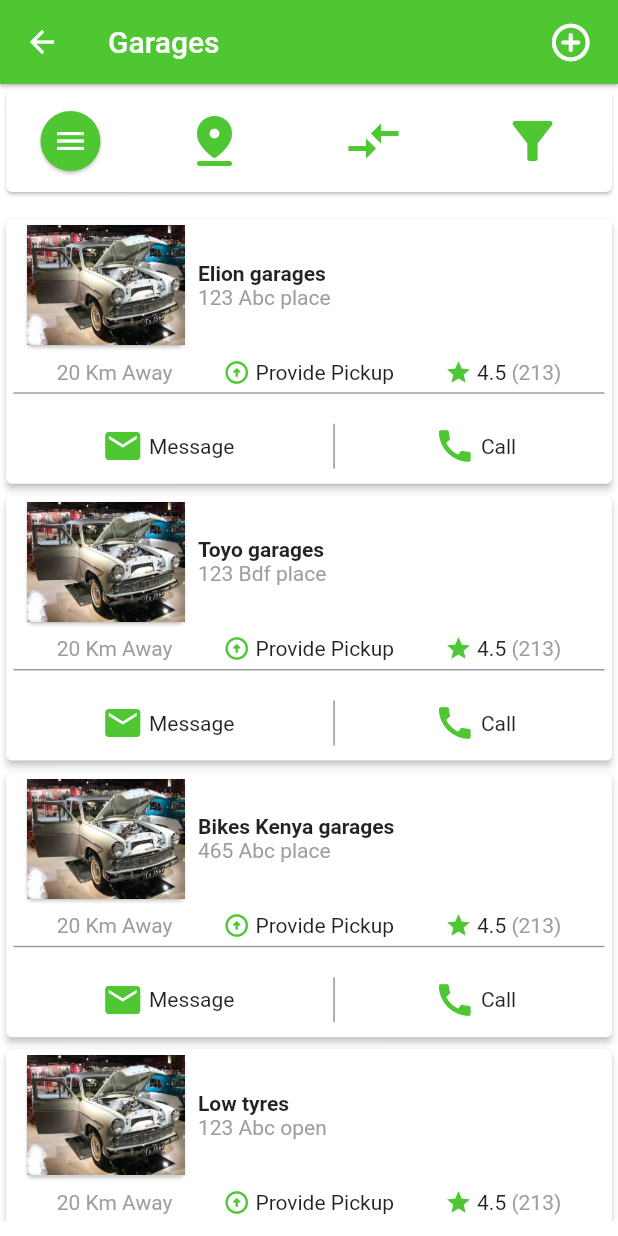
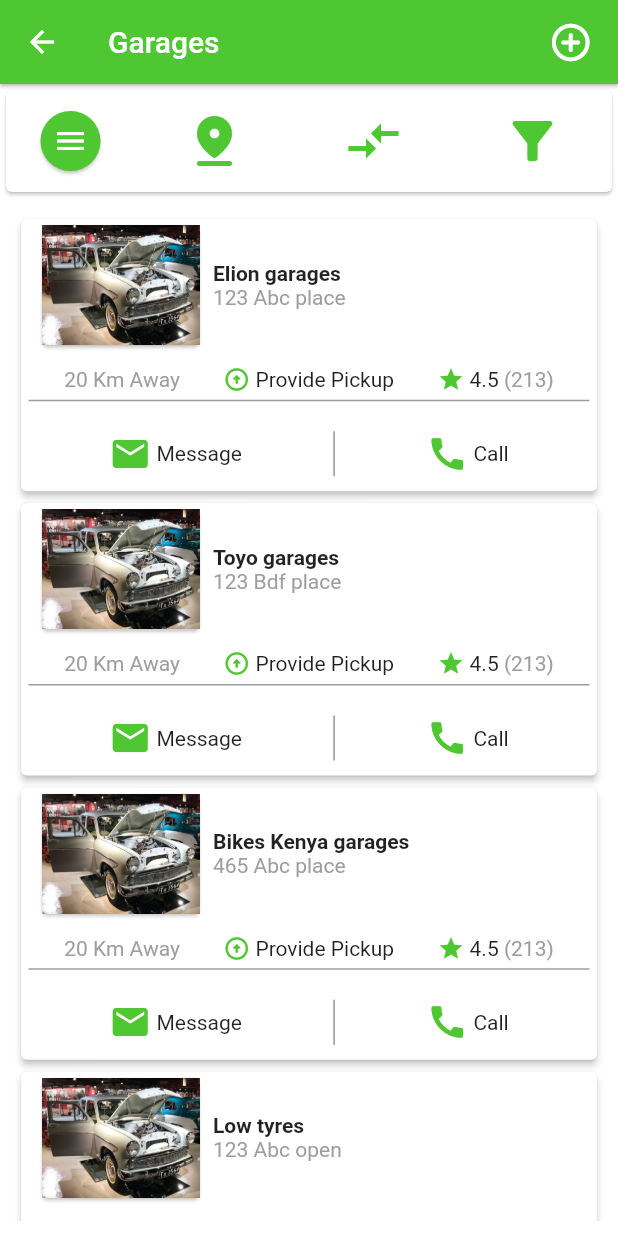
Before and after one commit to iZeroKim/Uado, a Flutter app: the GarageList screen opened directly, on a phone screen of 412 x 824 dp. Run offline on Flutter 3.47's test engine with Material 2 defaults, Android fonts, the phone set to English and light mode, and no system bars; our stand-ins replace flutter_datetime_picker, getwidget, image_picker.

Commit message:
Add padding to garage list listItems

```diff
--- a/lib/main.dart
+++ b/lib/main.dart
@@ -40,7 +40,7 @@ class MyApp extends StatelessWidget {
         ),
 
         // home:  const InitialLoginPage(),
-        home: const Services(),
+        home: const GarageList(),
       ),
     );
   }
--- a/lib/screens/garage_list.dart
+++ b/lib/screens/garage_list.dart
@@ -314,7 +314,9 @@ class _GarageListState extends State<GarageList> {
                               itemCount: value.garages.length,
                               itemBuilder: (context, index) {
                                 var garage = value.garages[index];
-                                return Card(
+                                return Padding(
+                                  padding: const EdgeInsets.symmetric(horizontal: 10.0),
+                                  child: Card(
                                     elevation: 2.0,
                                     child: Column(
                                       children: [
@@ -356,7 +358,7 @@ class _GarageListState extends State<GarageList> {
                                                   ),
                                                 ],
                                               ),
-                                            const SizedBox(height: 5.0,),
+                                              const SizedBox(height: 10.0,),
                                               Row(
                                                 mainAxisAlignment: MainAxisAlignment.spaceEvenly,
 
@@ -459,6 +461,7 @@ class _GarageListState extends State<GarageList> {
                                         ),
                                       ],
                                     ),
+                                  ),
                                 );
                               }));
                     }
```
Lines whose indentation alone changed are shown as unchanged.
